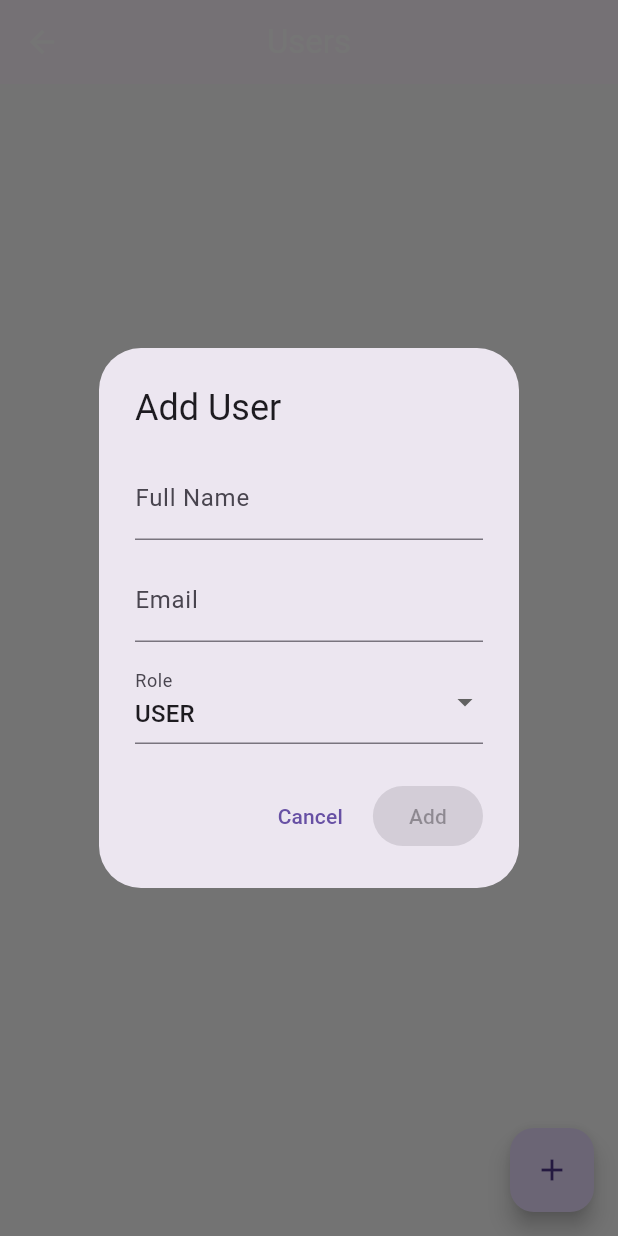
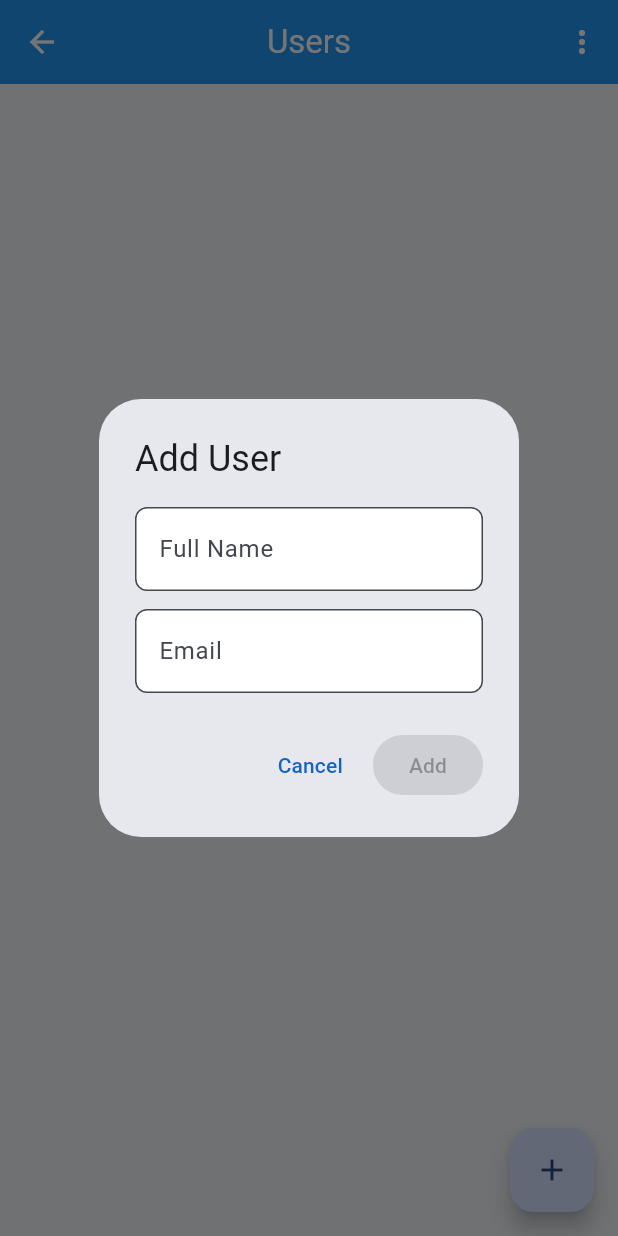
Before and after one commit to ferdyasino/attendance-payroll-app, a Flutter app: the UsersScreen screen opened directly, after a tap on the "add" icon, on a phone screen of 412 x 824 dp. Run offline on Flutter 3.47's test engine with Material 3 defaults, Android fonts, the phone set to English and light mode, and no system bars; our stand-ins replace flutter_dotenv, google_sign_in, shared_preferences; accounts and stored records are empty; network calls fail.

Commit message:
applied theme

```diff
--- a/lib/models/user.dart
+++ b/lib/models/user.dart
@@ -5,6 +5,7 @@ class User {
   final bool firstLogin;
   final String passwordHash;
   final DateTime? lastLogin;
+  final String status;
 
   User({
     required this.fullName,
@@ -12,6 +13,7 @@ class User {
     required this.role,
     this.firstLogin = false,
     this.passwordHash = '',
+    this.status = '',
     this.lastLogin,
   });
 
@@ -28,10 +30,12 @@ class User {
       lastLoginVal = DateTime.tryParse(json['last_login'].toString());
     }
 
+
     return User(
       fullName: json['fullname'] ?? '',
       email: json['email'] ?? '',
       role: json['role'] ?? 'USER',
+      status: json['status'] ?? '',
       firstLogin: firstLoginVal,
       passwordHash: json['password_hash'] ?? '',
       lastLogin: lastLoginVal,
@@ -43,6 +47,7 @@ class User {
       'fullname': fullName,
       'email': email,
       'role': role,
+      'status': status,
     };
   }
 
@@ -51,6 +56,7 @@ class User {
       'fullname': fullName,
       'email': email,
       'role': role,
+      'status': status,
       'action': 'add',
     };
   }
--- a/lib/screens/employee_onboarding_screen.dart
+++ b/lib/screens/employee_onboarding_screen.dart
@@ -11,7 +11,7 @@ class EmployeeOnboardingScreen extends StatefulWidget {
 
 class _EmployeeOnboardingScreenState extends State<EmployeeOnboardingScreen> {
   bool _loading = true;
-  bool _showInactive = false;
+  bool _showInactive = true;
 
   List<Map<String, dynamic>> _employees = [];
   List<Map<String, dynamic>> _employeesFromOldAttendance = [];
@@ -231,7 +231,7 @@ class _EmployeeOnboardingScreenState extends State<EmployeeOnboardingScreen> {
             if (_editingId != null)
               TextButton(
                   onPressed: () => _toggleStatus(_editingId!, _status == 'Inactive'),
-                  child: Text(_status == 'Inactive' ? 'Activate' : 'Delete', style: const TextStyle(color: Colors.red))),
+                  child: Text(_status == 'Inactive' ? 'Activate' : 'Delete', style: TextStyle(color: _status == 'Inactive' ? Colors.green : Colors.red))),
             ElevatedButton(onPressed: _submitForm, child: Text(_editingId == null ? 'Add' : 'Update')),
           ],
         ),
--- a/lib/screens/users_screen.dart
+++ b/lib/screens/users_screen.dart
@@ -13,6 +13,7 @@ class UsersScreen extends StatefulWidget {
 class _UsersScreenState extends State<UsersScreen> {
   List<User> _users = [];
   bool _isLoading = true;
+  bool _showInactive = true;
 
   @override
   void initState() {
@@ -31,6 +32,28 @@ class _UsersScreenState extends State<UsersScreen> {
     }
   }
 
+  // -------------------- Toggle Status (RETURNS BOOL) --------------------
+  Future<bool> _toggleStatus(String email, bool activate) async {
+    if (email.isEmpty) return false;
+    final user = _users.firstWhere((u) => u.email == email);
+
+    final success = user.status !=
+        (activate ? "ACTIVE" : "INACTIVE")
+        ? await UserService.updateUser(
+            fullName: user.fullName,
+            email: user.email,
+            role: user.role,
+            status: activate ? "ACTIVE" : "INACTIVE",
+          )
+        : false;
+
+    if (success) {
+      await _loadUsers();
+    }
+
+    return success;
+  }
+
   // -------------------- Floating Notification --------------------
   void showFloatingNotification(String message, Color color) {
     final overlay = Overlay.of(context);
@@ -43,11 +66,11 @@ class _UsersScreenState extends State<UsersScreen> {
         right: 20,
         child: Material(
           color: Colors.transparent,
-          child: AnimatedOpacity(
-            duration: const Duration(milliseconds: 300),
-            opacity: 1.0,
           child: Container(
-              padding: const EdgeInsets.symmetric(vertical: 12, horizontal: 16),
+            padding: const EdgeInsets.symmetric(
+              vertical: 12,
+              horizontal: 16,
+            ),
             decoration: BoxDecoration(
               color: color,
               borderRadius: BorderRadius.circular(8),
@@ -61,9 +84,11 @@ class _UsersScreenState extends State<UsersScreen> {
             ),
             child: Text(
               message,
-                style: const TextStyle(color: Colors.white, fontSize: 16),
+              style: const TextStyle(
+                color: Colors.white,
+                fontSize: 16,
+              ),
               textAlign: TextAlign.center,
-              ),
             ),
           ),
         ),
@@ -71,16 +96,17 @@ class _UsersScreenState extends State<UsersScreen> {
     );
 
     overlay.insert(entry);
-    Future.delayed(const Duration(seconds: 2), () {
-      entry.remove();
-    });
+    Future.delayed(const Duration(seconds: 2), entry.remove);
   }
 
   // -------------------- Add / Edit User Dialog --------------------
   void _showUserDialog({User? user}) {
-    final fullNameController = TextEditingController(text: user?.fullName ?? '');
-    final emailController = TextEditingController(text: user?.email ?? '');
-    String _selectedRole = user?.role ?? "USER";
+    final fullNameController =
+        TextEditingController(text: user?.fullName ?? '');
+    final emailController =
+        TextEditingController(text: user?.email ?? '');
+
+    String selectedRole = user?.role ?? "USER";
     bool isValid = false;
 
     void validate() {
@@ -91,8 +117,10 @@ class _UsersScreenState extends State<UsersScreen> {
       );
       isValid = fullName.split(' ').length >= 2 &&
           emailRegex.hasMatch(email) &&
-          ["USER", "ADMIN"].contains(_selectedRole);
+          ["USER", "ADMIN"].contains(selectedRole);
     }
+
+    final bool isActive = user?.status == "ACTIVE";
 
     showDialog(
       context: context,
@@ -104,33 +132,17 @@ class _UsersScreenState extends State<UsersScreen> {
             children: [
               TextField(
                 controller: fullNameController,
-                decoration: const InputDecoration(labelText: "Full Name"),
+                decoration:
+                    const InputDecoration(labelText: "Full Name"),
                 onChanged: (_) => setState(validate),
               ),
               const SizedBox(height: 12),
               TextField(
                 controller: emailController,
-                decoration: const InputDecoration(labelText: "Email"),
-                keyboardType: TextInputType.emailAddress,
-                enabled: user == null, // prevent email change on edit
+                decoration:
+                    const InputDecoration(labelText: "Email"),
+                enabled: user == null,
                 onChanged: (_) => setState(validate),
-              ),
-              const SizedBox(height: 12),
-              DropdownButtonFormField<String>(
-                value: _selectedRole,
-                items: ["USER", "ADMIN"].map((role) {
-                  return DropdownMenuItem(
-                    value: role,
-                    child: Text(role),
-                  );
-                }).toList(),
-                onChanged: (val) {
-                  if (val != null) {
-                    _selectedRole = val;
-                    setState(validate);
-                  }
-                },
-                decoration: const InputDecoration(labelText: "Role"),
               ),
             ],
           ),
@@ -139,85 +151,122 @@ class _UsersScreenState extends State<UsersScreen> {
               onPressed: () => Navigator.pop(context),
               child: const Text("Cancel"),
             ),
+
+            // -------- DELETE (ACTIVE) / ACTIVATE (INACTIVE) --------
             if (user != null)
               TextButton(
                 onPressed: () async {
+                  if (isActive) {
                     final confirmed = await showDialog<bool>(
                       context: context,
                       builder: (ctx) => AlertDialog(
                         title: const Text("Delete User"),
-                      content: const Text("Are you sure you want to delete this user?"),
+                        content: const Text(
+                          "Are you sure you want to delete this user?",
+                        ),
                         actions: [
-                        TextButton(onPressed: () => Navigator.pop(ctx, false), child: const Text("Cancel")),
-                        TextButton(onPressed: () => Navigator.pop(ctx, true), child: const Text("Delete")),
+                          TextButton(
+                            onPressed: () =>
+                                Navigator.pop(ctx, false),
+                            child: const Text("Cancel"),
+                          ),
+                          TextButton(
+                            onPressed: () =>
+                                Navigator.pop(ctx, true),
+                            child: const Text("Delete"),
+                          ),
                         ],
                       ),
                     );
 
                     if (confirmed != true) return;
 
-                  final success = await UserService.deleteUser(user.email);
+                    final success =
+                        await UserService.deleteUser(user.email);
+
                     if (success) {
                       Navigator.pop(context);
                       _loadUsers();
                       showFloatingNotification(
-                      "User deleted: \"${user.fullName}\" (${user.role})",
+                        "User deleted: ${user.fullName}",
                         Colors.red,
                       );
+                    }
                   } else {
-                    showFloatingNotification("Failed to delete user", Colors.red);
+                    final success =
+                        await _toggleStatus(user.email, true);
+
+                    if (success) {
+                      Navigator.pop(context);
+                      showFloatingNotification(
+                        "User activated: ${user.fullName}",
+                        Colors.green,
+                      );
+                    }
                   }
                 },
-                child: const Text("Delete"),
+                child: Text(
+                  isActive ? "Delete" : "Activate",
+                  style: TextStyle(
+                    color:
+                        isActive ? Colors.red : Colors.green,
                   ),
+                ),
+              ),
+
+            // -------- ADD / SAVE --------
             ElevatedButton(
               onPressed: isValid
                   ? () async {
-                      final fullName = fullNameController.text.trim();
-                      final email = emailController.text.trim().toLowerCase();
-                      final role = _selectedRole.trim().toUpperCase();
+                      final fullName =
+                          fullNameController.text.trim();
+                      final email = emailController.text
+                          .trim()
+                          .toLowerCase();
 
                       if (user == null) {
-                        // Add new
-                        final existingUser = await UserService.getUserByEmail(email);
-                        if (existingUser != null) {
-                          showFloatingNotification("This email is already registered", Colors.red);
+                        final exists =
+                            await UserService.getUserByEmail(
+                                email);
+                        if (exists != null) {
+                          showFloatingNotification(
+                            "Email already exists",
+                            Colors.red,
+                          );
                           return;
                         }
 
-                        final success = await UserService.addUser(
+                        final success =
+                            await UserService.addUser(
                           fullName: fullName,
                           email: email,
-                          role: role,
-                        );
-
-                        if (success) {
-                          Navigator.pop(context);
-                          _loadUsers();
-                          showFloatingNotification("User added successfully", Colors.green);
-                        } else {
-                          showFloatingNotification("Failed to add user", Colors.red);
-                        }
-                      } else {
-                        // Edit existing
-                        final oldName = user.fullName; // capture old name
-                        final oldRole = user.role;     // capture old role
-
-                        final success = await UserService.updateUser(
-                          fullName: fullName,
-                          email: email,
-                          role: role,
+                          role: selectedRole,
                         );
 
                         if (success) {
                           Navigator.pop(context);
                           _loadUsers();
                           showFloatingNotification(
-                            "User updated: \"$oldName\" → \"$fullName\" ($role)",
+                            "User added successfully",
                             Colors.green,
                           );
+                        }
                       } else {
-                          showFloatingNotification("Failed to update user", Colors.red);
+                        final success =
+                            await UserService.updateUser(
+                          fullName: fullName,
+                          email: email,
+                          role: selectedRole,
+                          status: user.status,
+                        );
+
+                        if (success) {
+                          Navigator.pop(context);
+                          _loadUsers();
+                          showFloatingNotification(
+                            "User updated successfully",
+                            Colors.green,
+                          );
                         }
                       }
                     }
@@ -230,22 +279,62 @@ class _UsersScreenState extends State<UsersScreen> {
     );
   }
 
+  List<User> get _filteredUsers {
+    if (_showInactive) return _users;
+    return _users
+        .where((u) => u.status != "INACTIVE")
+        .toList();
+  }
+
   @override
   Widget build(BuildContext context) {
     return Scaffold(
-      appBar: AppBar(title: const Text("Users")),
+      appBar: AppBar(
+        backgroundColor: Colors.blue,
+        title: const Text("Users"),
+        actions: [
+          PopupMenuButton(
+            itemBuilder: (_) => [
+              PopupMenuItem(
+                child: Row(
+                  children: [
+                    const Text("Show Inactive"),
+                    const Spacer(),
+                    Switch(
+                      value: _showInactive,
+                      onChanged: (v) {
+                        setState(() => _showInactive = v);
+                        Navigator.pop(context);
+                      },
+                    ),
+                  ],
+                ),
+              ),
+            ],
+          ),
+        ],
+      ),
       body: _isLoading
           ? const Center(child: CircularProgressIndicator())
+          : _filteredUsers.isEmpty
+              ? const Center(child: Text("No users found."))
               : ListView.builder(
-              itemCount: _users.length,
+                  itemCount: _filteredUsers.length,
                   itemBuilder: (_, index) {
-                final user = _users[index];
-                return ListTile(
+                    final user = _filteredUsers[index];
+                    final inactive =
+                        user.status == "INACTIVE";
+
+                    return Card(
+                      color:
+                          inactive ? Colors.red[300] : null,
+                      child: ListTile(
                         title: Text(user.fullName),
-                  subtitle: Text("${user.email} • ${user.role}"),
-                  trailing: IconButton(
-                    icon: const Icon(Icons.edit),
-                    onPressed: () => _showUserDialog(user: user),
+                        subtitle: Text(
+                          "${user.email} • ${user.role} • ${user.status}",
+                        ),
+                        onTap: () =>
+                            _showUserDialog(user: user),
                       ),
                     );
                   },
--- /dev/null
+++ b/lib/theme/app_colors.dart
@@ -0,0 +1,20 @@
+import 'package:flutter/material.dart';
+
+class AppColors {
+  // Brand (Blue)
+  static const Color primary = Color(0xFF1565C0); // Blue 800
+  static const Color secondary = Color(0xFF1E88E5); // Blue 600
+
+  // Backgrounds
+  static const Color scaffoldBackground = Color(0xFFF4F6FA);
+  static const Color surface = Colors.white;
+
+  // Text
+  static const Color textPrimary = Color(0xFF1F2937); // Dark slate
+  static const Color textSecondary = Color(0xFF6B7280); // Muted gray
+
+  // Status
+  static const Color success = Color(0xFF2E7D32);
+  static const Color warning = Color(0xFFF9A825);
+  static const Color error = Color(0xFFD32F2F);
+}
--- /dev/null
+++ b/lib/theme/app_theme.dart
@@ -0,0 +1,47 @@
+import 'package:flutter/material.dart';
+import 'app_colors.dart';
+
+class AppTheme {
+  static ThemeData lightTheme = ThemeData(
+    useMaterial3: true,
+    brightness: Brightness.light,
+
+    colorScheme: ColorScheme.fromSeed(
+      seedColor: AppColors.primary,
+      primary: AppColors.primary,
+      secondary: AppColors.secondary,
+      background: AppColors.scaffoldBackground,
+      surface: AppColors.surface,
+      error: AppColors.error,
+    ),
+
+    scaffoldBackgroundColor: AppColors.scaffoldBackground,
+
+    appBarTheme: const AppBarTheme(
+      backgroundColor: AppColors.primary,
+      foregroundColor: Colors.white,
+      elevation: 0,
+      centerTitle: true,
+    ),
+
+    textTheme: const TextTheme(
+      bodyLarge: TextStyle(color: AppColors.textPrimary),
+      bodyMedium: TextStyle(color: AppColors.textSecondary),
+    ),
+
+    elevatedButtonTheme: ElevatedButtonThemeData(
+      style: ElevatedButton.styleFrom(
+        backgroundColor: AppColors.primary,
+        foregroundColor: Colors.white,
+      ),
+    ),
+
+    inputDecorationTheme: InputDecorationTheme(
+      filled: true,
+      fillColor: AppColors.surface,
+      border: OutlineInputBorder(
+        borderRadius: BorderRadius.circular(8),
+      ),
+    ),
+  );
+}
```
Also changed, not shown: lib/main.dart (+7 -12 lines), lib/services/user_service.dart (+5 -4 lines). Lines whose indentation alone changed are shown as unchanged.
